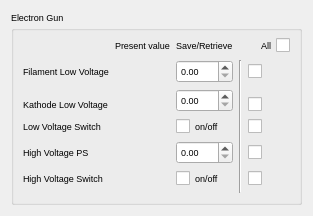
This is src/widgets/ui/snapshot_egun.ui in srgblnch/LinacGUI as Qt 5 draws it before an edit. The edited form follows.
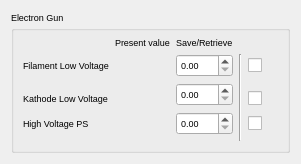
This is the edited form. Custom widgets are drawn as their Qt base class.

Patch:
```diff
--- a/src/widgets/ui/snapshot_egun.ui
+++ b/src/widgets/ui/snapshot_egun.ui
@@ -6,8 +6,8 @@
    <rect>
     <x>0</x>
     <y>0</y>
-    <width>313</width>
-    <height>196</height>
+    <width>301</width>
+    <height>135</height>
    </rect>
   </property>
   <property name="font">
@@ -52,7 +52,7 @@
       <item row="1" column="2">
        <widget class="QDoubleSpinBox" name="GunFilamentLowVoltageWrite"/>
       </item>
-      <item row="1" column="3" rowspan="7">
+      <item row="1" column="3" rowspan="5">
        <widget class="Line" name="line">
         <property name="orientation">
          <enum>Qt::Vertical</enum>
@@ -87,100 +87,26 @@
        </widget>
       </item>
       <item row="4" column="0">
-       <widget class="QLabel" name="GunLowVoltageSwitchLabel">
-        <property name="text">
-         <string>Low Voltage Switch</string>
-        </property>
-       </widget>
-      </item>
-      <item row="4" column="1">
-       <widget class="TaurusLed" name="GunLowVoltageSwitchRead">
-        <property name="minimumSize">
-         <size>
-          <width>15</width>
-          <height>15</height>
-         </size>
-        </property>
-        <property name="maximumSize">
-         <size>
-          <width>15</width>
-          <height>15</height>
-         </size>
-        </property>
-       </widget>
-      </item>
-      <item row="4" column="2">
-       <widget class="QCheckBox" name="GunLowVoltageSwitchWrite">
-        <property name="text">
-         <string>on/off</string>
-        </property>
-       </widget>
-      </item>
-      <item row="4" column="4">
-       <widget class="QCheckBox" name="GunLowVoltageSwitchCheck">
-        <property name="text">
-         <string/>
-        </property>
-       </widget>
-      </item>
-      <item row="5" column="0">
        <widget class="QLabel" name="GunHighVoltagePowerSupplyLabel">
         <property name="text">
          <string>High Voltage PS</string>
         </property>
        </widget>
       </item>
-      <item row="5" column="1">
+      <item row="4" column="1">
        <widget class="TaurusLabel" name="GunHighVoltagePowerSupplyRead"/>
       </item>
-      <item row="5" column="2">
+      <item row="4" column="2">
        <widget class="QDoubleSpinBox" name="GunHighVoltagePowerSupplyWrite"/>
       </item>
-      <item row="5" column="4">
+      <item row="4" column="4">
        <widget class="QCheckBox" name="GunHighVoltagePowerSupplyCheck">
         <property name="text">
          <string/>
         </property>
        </widget>
       </item>
-      <item row="6" column="0">
-       <widget class="QLabel" name="HighVoltageSwitchLabel">
-        <property name="text">
-         <string>High Voltage Switch</string>
-        </property>
-       </widget>
-      </item>
-      <item row="6" column="1">
-       <widget class="TaurusLed" name="HighVoltageSwitchRead">
-        <property name="minimumSize">
-         <size>
-          <width>15</width>
-          <height>15</height>
-         </size>
-        </property>
-        <property name="maximumSize">
-         <size>
-          <width>15</width>
-          <height>15</height>
-         </size>
-        </property>
-       </widget>
-      </item>
-      <item row="6" column="2">
-       <widget class="QCheckBox" name="HighVoltageSwitchWrite">
-        <property name="text">
-         <string>on/off</string>
-        </property>
-       </widget>
-      </item>
-      <item row="6" column="4">
-       <widget class="QCheckBox" name="HighVoltageSwitchCheck">
-        <property name="text">
-         <string/>
-        </property>
-       </widget>
-      </item>
-      <item row="7" column="1">
+      <item row="5" column="1">
        <spacer name="verticalSpacer">
         <property name="orientation">
          <enum>Qt::Vertical</enum>
@@ -193,16 +119,6 @@
         </property>
        </spacer>
       </item>
-      <item row="0" column="4">
-       <widget class="QCheckBox" name="ToApplyTitle">
-        <property name="layoutDirection">
-         <enum>Qt::RightToLeft</enum>
-        </property>
-        <property name="text">
-         <string>All</string>
-        </property>
-       </widget>
-      </item>
      </layout>
     </widget>
    </item>
@@ -220,27 +136,12 @@
    <extends>QLabel</extends>
    <header>taurus.qt.qtgui.display</header>
   </customwidget>
-  <customwidget>
-   <class>TaurusLed</class>
-   <extends>QLed</extends>
-   <header>taurus.qt.qtgui.display</header>
-  </customwidget>
-  <customwidget>
-   <class>QLed</class>
-   <extends>QPixmapWidget</extends>
-   <header>taurus.qt.qtgui.display</header>
-  </customwidget>
   <customwidget>
    <class>TaurusGroupBox</class>
    <extends>QGroupBox</extends>
    <header>taurus.qt.qtgui.container</header>
    <container>1</container>
   </customwidget>
-  <customwidget>
-   <class>QPixmapWidget</class>
-   <extends>QWidget</extends>
-   <header>taurus.qt.qtgui.display</header>
-  </customwidget>
  </customwidgets>
  <resources/>
  <connections/>
```
Left out of the diff: 14 changed lines with no effect on the pictures.
